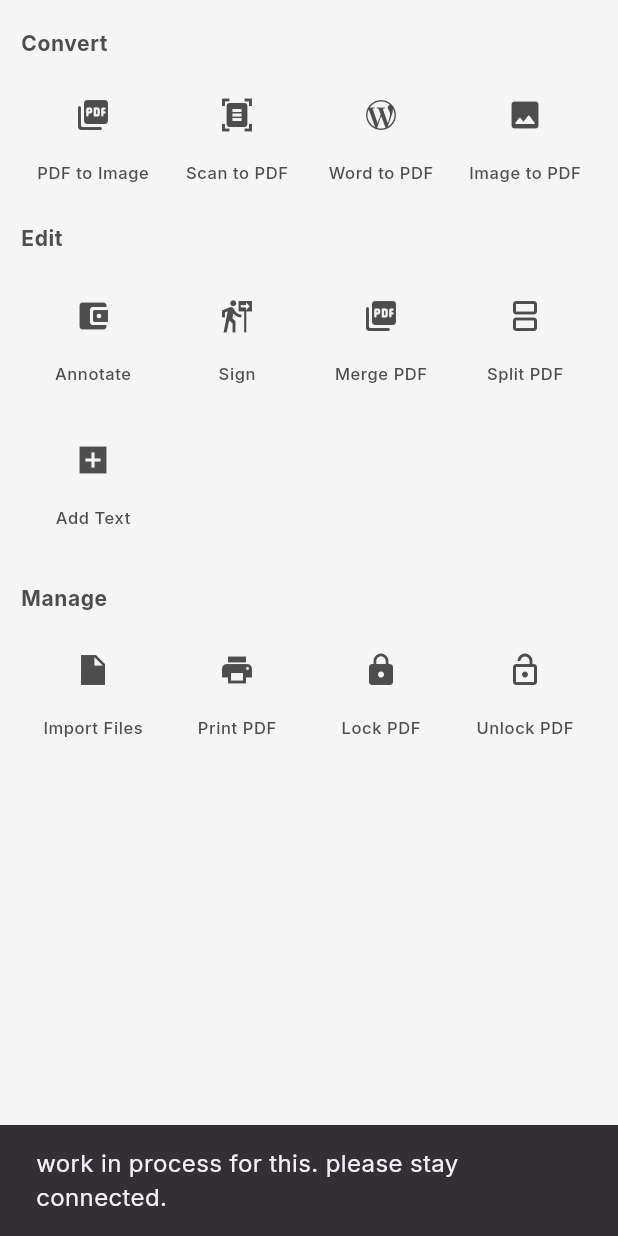
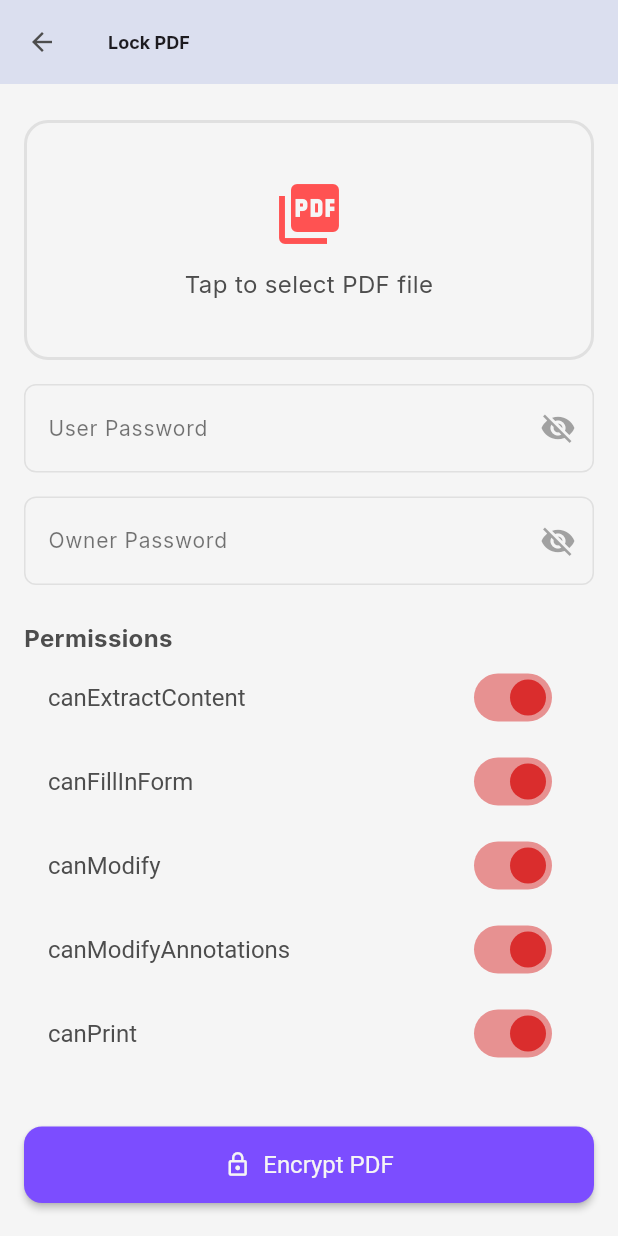
Before and after one commit to Chandan69217/CodeClauseInternship_PDF_Reader, a Flutter app: the ToolsScreen screen opened directly, after a tap on "Lock PDF", on a phone screen of 412 x 824 dp. Run offline on Flutter 3.47's test engine with Material 3 defaults, Android fonts, the phone set to English and light mode, and no system bars; our stand-ins replace awesome_dialog, device_info_plus, file_picker, image_cropper, lottie, open_file and 5 more; missing offline and left inert: external_path, flutter_sharing_intent, pdfx; accounts and stored records are empty; statements that could not run were skipped; project files that could hold a hidden picture were left out.

Commit message:
add pdf lock

```diff
--- /dev/null
+++ b/lib/all_tools/manage_tools/lock_pdf.dart
@@ -0,0 +1,254 @@
+import 'package:file_picker/file_picker.dart';
+import 'package:flutter/material.dart';
+import 'package:pdf_reader/api/stirling_pdf.dart';
+import 'package:pdf_reader/utilities/color_theme.dart';
+import 'package:pdf_reader/widgets/custom_linearprogress_indicator/CustomLinearProgressIndicator.dart';
+import 'package:pdf_reader/widgets/sticky_snackbar/show_snackbar.dart';
+
+class LockPdfScreen extends StatefulWidget {
+  @override
+  _LockPdfScreenState createState() => _LockPdfScreenState();
+}
+
+class _LockPdfScreenState extends State<LockPdfScreen> {
+  PlatformFile? _selectedFile;
+  final TextEditingController _passwordController = TextEditingController();
+  final TextEditingController _ownerPasswordController =
+      TextEditingController();
+  bool _isLoading = false;
+  bool _ownerPasswordObscure = true;
+  bool _userPasswordObscure = true;
+  final GlobalKey<FormState> formState = GlobalKey();
+  ValueNotifier<Map<String, dynamic>> _progress =
+      ValueNotifier<Map<String, dynamic>>(
+          {'progress': 0.0, 'message': 'file uploading..'});
+  static const Map<String, bool> _unHandlesPermission = {
+    'canAssembleDocument': true,
+    'canExtractForAccessibility': true,
+    'canPrintFaithful': true,
+  };
+  Map<String, bool> permissions = {
+    'canExtractContent': true,
+    'canFillInForm': true,
+    'canModify': true,
+    'canModifyAnnotations': true,
+    'canPrint': true,
+  };
+
+  @override
+  Widget build(BuildContext context) {
+    return Scaffold(
+      appBar: AppBar(title: const Text('Lock PDF')),
+      body: Padding(
+        padding: const EdgeInsets.all(16.0),
+        child: SingleChildScrollView(
+          child: Column(
+            crossAxisAlignment: CrossAxisAlignment.start,
+            children: [
+              const SizedBox(
+                height: 8,
+              ),
+              GestureDetector(
+                onTap: _pickFile,
+                child: Builder(
+                  builder: (context) {
+                    final isDark =
+                        Theme.of(context).brightness == Brightness.dark;
+                    return Container(
+                      height: 160,
+                      padding: const EdgeInsets.all(16),
+                      decoration: BoxDecoration(
+                        color: isDark
+                            ? Colors.grey.shade900
+                            : Colors.grey.shade100,
+                        borderRadius: BorderRadius.circular(16),
+                        border: Border.all(
+                          color: isDark
+                              ? Colors.grey.shade700
+                              : Colors.grey.shade300,
+                          width: 2,
+                        ),
+                      ),
+                      child: Center(
+                        child: Column(
+                          mainAxisAlignment: MainAxisAlignment.center,
+                          children: [
+                            Icon(Icons.picture_as_pdf,
+                                size: 48,
+                                color: isDark
+                                    ? Colors.red[200]
+                                    : Colors.redAccent),
+                            const SizedBox(height: 12),
+                            Text(
+                              _selectedFile != null
+                                  ? _selectedFile!.name
+                                  : "Tap to select PDF file",
+                              style: Theme.of(context).textTheme.bodyMedium,
+                              textAlign: TextAlign.center,
+                              maxLines: 2,
+                              overflow: TextOverflow.ellipsis,
+                            ),
+                            if (_selectedFile != null)
+                              Text(
+                                'Size: ${(_selectedFile!.size / 1024).toStringAsFixed(2)} KB',
+                                style: TextStyle(
+                                  fontSize: 12,
+                                  color: isDark
+                                      ? Colors.grey[400]
+                                      : Colors.grey[600],
+                                ),
+                              ),
+                          ],
+                        ),
+                      ),
+                    );
+                  },
+                ),
+              ),
+              const SizedBox(height: 16),
+              Form(
+                key: formState,
+                child: StatefulBuilder(builder: (context, refresh) {
+                  return Column(
+                    children: [
+                      TextFormField(
+                        controller: _passwordController,
+                        obscureText: _userPasswordObscure,
+                        decoration: InputDecoration(
+                            labelText: 'User Password',
+                            suffixIcon: IconButton(
+                                onPressed: () {
+                                  refresh(() {
+                                    _userPasswordObscure =
+                                        !_userPasswordObscure;
+                                  });
+                                },
+                                icon: Icon(_userPasswordObscure
+                                    ? Icons.visibility_off
+                                    : Icons.visibility))),
+                        validator: (value) {
+                          if (value == null || value.isEmpty) {
+                            return 'User password is required';
+                          }
+                          return null;
+                        },
+                      ),
+                      const SizedBox(height: 16),
+                      TextFormField(
+                        controller: _ownerPasswordController,
+                        obscureText: _ownerPasswordObscure,
+                        decoration: InputDecoration(
+                            labelText: 'Owner Password',
+                            suffixIcon: IconButton(
+                                onPressed: () {
+                                  refresh(() {
+                                    _ownerPasswordObscure =
+                                        !_ownerPasswordObscure;
+                                  });
+                                },
+                                icon: Icon(_ownerPasswordObscure
+                                    ? Icons.visibility_off
+                                    : Icons.visibility))),
+                        validator: (value) {
+                          if (value == null || value.isEmpty) {
+                            return 'Owner password is required';
+                          }
+                          return null;
+                        },
+                      ),
+                    ],
+                  );
+                }),
+              ),
+              const SizedBox(height: 24),
+              const Text('Permissions',
+                  style: TextStyle(fontWeight: FontWeight.bold)),
+              ...permissions.keys.map((key) => SwitchListTile(
+                    title: Text(key),
+                    activeColor: ColorTheme.RED,
+                    value: permissions[key]!,
+                    onChanged: (val) {
+                      setState(() => permissions[key] = val);
+                    },
+                  )),
+              const SizedBox(height: 34),
+
+              _isLoading?CustomLinearProgressBar(progress: _progress):SizedBox(
+                width: double.infinity,
+                child: ElevatedButton.icon(
+                  icon: const Icon(Icons.lock_outline),
+                  label: const Text('Encrypt PDF'),
+                  onPressed: _submit,
+                ),
+              ),
+            ],
+          ),
+        ),
+      ),
+    );
+  }
+
+  void _submit() async {
+    if (_selectedFile == null) {
+      ScaffoldMessenger.of(context).showSnackBar(
+        const SnackBar(content: Text("Please select a PDF file")),
+      );
+      return;
+    }
+
+    if (!formState.currentState!.validate()) {
+      return;
+    }
+
+    final data = {
+      'fileInput': _selectedFile!.path,
+      'password': _passwordController.text,
+      'ownerPassword': _ownerPasswordController.text,
+      ...permissions,
+      ..._unHandlesPermission
+    };
+
+    print('value on submit click : ${data.toString()}');
+
+    _progress.value = {'progress': 0.0, 'message': 'file uploading..'};
+    setState(() {
+      _isLoading = true;
+    });
+
+    await StirlingApiService.lockPDF(
+      data: data,
+        progress: _progress,
+        onDownloadComplete: (outputPath)async{
+          if(outputPath != null){
+            await ShowStickySnackbar.showStickySnackBarAndWait(context, outputPath);
+            setState(() {
+              _isLoading = false;
+            });
+          }
+        }
+    );
+  }
+
+  void _pickFile() async {
+    FilePickerResult? result = await FilePicker.platform.pickFiles(
+      type: FileType.custom,
+      allowedExtensions: ['pdf'],
+      withData: true,
+    );
+
+    if (result != null) {
+      final file = result.files.first;
+      final fileExtension = file.extension?.toLowerCase();
+
+      if (fileExtension == 'pdf') {
+        setState(() {
+          _selectedFile = file;
+        });
+      } else {
+        ScaffoldMessenger.of(context).showSnackBar(
+          const SnackBar(content: Text('Only PDF files are allowed.')),
+        );
+      }
+    }
+  }
+}
--- a/lib/api/api_urls.dart
+++ b/lib/api/api_urls.dart
@@ -2,4 +2,5 @@ class APIUrl{
   static const String baseUrl = 'stirlingpdf.io';
   static const String pdfToImage = '/api/v1/convert/pdf/img';
   static const String imageToPDF = '/api/v1/convert/img/pdf';
+  static const String lockPDF = '/api/v1/security/add-password';
 }
--- a/lib/api/stirling_pdf.dart
+++ b/lib/api/stirling_pdf.dart
@@ -76,6 +76,10 @@ class StirlingApiService {
       print('Exception during upload/download: $e');
     }
   }
+
+
+
+
 
 
   static Future<void> convertImageToPDFWithProgress({
@@ -180,6 +184,79 @@ class StirlingApiService {
       yield chunk;
     }
   }
+
+
+
+  static Future<void> lockPDF({
+    required Map<String,dynamic> data,
+    required ValueNotifier<Map<String,dynamic>> progress,
+    required void Function(String? outputPath) onDownloadComplete,
+  }) async {
+    final uri = Uri.https(APIUrl.baseUrl, APIUrl.lockPDF);
+    final file = File(data['fileInput']);
+    final fileLength = await file.length();
+
+    final request = http.MultipartRequest('POST', uri)
+      ..headers.addAll({'accept': '*/*'})
+      ..fields['ownerPassword'] = data['ownerPassword']
+      ..fields['password'] = data['password']
+      ..fields['keyLength'] = '40'
+      ..fields['canAssembleDocument'] = data['canAssembleDocument'].toString()
+      ..fields['canExtractForAccessibility'] = data['canExtractForAccessibility'].toString()
+      ..fields['canExtractContent'] = data['canExtractContent'].toString()
+      ..fields['canFillInForm'] = data['canFillInForm'].toString()
+      ..fields['canModify'] = data['canModify'].toString()
+      ..fields['canModifyAnnotations'] = data['canModifyAnnotations'].toString()
+      ..fields['canPrint'] = data['canPrint'].toString()
+      ..fields['canPrintFaithful'] = data['canPrintFaithful'].toString();
+
+
+    final fileStream = http.ByteStream(
+      _trackUploadProgress(file.openRead(), fileLength, progress),
+    );
+
+    final multipartFile = http.MultipartFile(
+      'fileInput',
+      fileStream,
+      fileLength,
+      filename: file.path.split('/').last,
+      contentType: MediaType('application', 'pdf'),
+    );
+
+    request.files.add(multipartFile);
+
+    try {
+      progress.value = {
+        'progress': 0.5,
+        'message':'converting...'
+      };
+
+      final client = http.Client();
+      try {
+        final streamedResponse = await client.send(request).timeout(Duration(minutes: 5));
+        if (streamedResponse.statusCode == 200) {
+          var outputPath = await SaveFiles.saveToDownloadsWithProgress(
+            streamedResponse,
+            progress,
+          );
+          onDownloadComplete('File Saved: $outputPath');
+        } else {
+          print('server did not response: status code: ${streamedResponse.statusCode},reason: ${streamedResponse.reasonPhrase}');
+          onDownloadComplete('Something went wrong! Please try again');
+        }
+      } catch (e) {
+        print('Exception: ${e.toString()}');
+        onDownloadComplete('Server timeout or did not response!');
+      }
+    } catch (e) {
+      onDownloadComplete('Something went wrong! Please try again');
+      print('Exception during upload/download: $e');
+    }
+  }
+
+
+
+
 }
 
 
--- a/lib/screens/navigation_screens/bottom/tools_screen.dart
+++ b/lib/screens/navigation_screens/bottom/tools_screen.dart
@@ -3,6 +3,7 @@ import 'package:flutter/material.dart';
 import 'package:flutter/rendering.dart';
 import 'package:pdf_reader/all_tools/convert_tools/image_to_pdf.dart';
 import 'package:pdf_reader/all_tools/convert_tools/pdf_to_image.dart';
+import 'package:pdf_reader/all_tools/manage_tools/lock_pdf.dart';
 import 'package:pdf_reader/screens/selection_screen.dart';
 import 'package:pdf_reader/utilities/color_theme.dart';
 
@@ -17,6 +18,9 @@ class ToolsScreen extends StatefulWidget {
 }
 
 class _ToolsScreenState extends State<ToolsScreen> {
+
+
+
   @override
   Widget build(BuildContext context) {
     return Scaffold(
@@ -151,7 +155,9 @@ class _ToolsScreenState extends State<ToolsScreen> {
                 children: <Widget>[
                   _items(iconData: Icons.insert_drive_file_sharp, label: 'Import Files',onTap: _message),
                   _items(iconData: Icons.print, label: 'Print PDF',onTap:()=> Navigator.push(context,MaterialPageRoute(builder: (context)=> SelectionScreen()))),
-                  _items(iconData: Icons.lock, label: 'Lock PDF',onTap: _message),
+                  _items(iconData: Icons.lock, label: 'Lock PDF',onTap: (){
+                    Navigator.of(context).push(MaterialPageRoute(builder: (context)=>LockPdfScreen() ));
+                  }),
                   _items(iconData: Icons.lock_open_outlined, label: 'Unlock PDF',onTap: _message),
                 ]),
           )
--- a/lib/utilities/custom_theme/app_theme/app_theme.dart
+++ b/lib/utilities/custom_theme/app_theme/app_theme.dart
@@ -1,6 +1,7 @@
 import 'package:flutter/material.dart';
 import 'package:pdf_reader/utilities/custom_theme/elevated_btn_theme/elevated_btn_theme.dart';
 import 'package:pdf_reader/utilities/custom_theme/icon_btn_theme/icon_btn_theme.dart';
+import 'package:pdf_reader/utilities/custom_theme/input_decoration_theme/TInputDecorationTheme.dart';
 import 'package:pdf_reader/utilities/custom_theme/list_tile_theme/list_tile_theme.dart';
 import 'package:pdf_reader/utilities/custom_theme/text_sel_theme_data/text_sel_theme_data.dart';
 import 'package:pdf_reader/utilities/custom_theme/text_theme/text_theme.dart';
@@ -28,6 +29,7 @@ class AppTheme{
     popupMenuTheme: TPopupMenuTheme.lightTheme,
     elevatedButtonTheme: ElevatedBtnTheme.light,
     textSelectionTheme: TTextSelectionThemeData.light,
+    inputDecorationTheme: TInputDecorationTheme.light,
     iconButtonTheme: TIconBtnTheme.light,
       iconTheme: const IconThemeData(
           color: ColorTheme.BLACK
@@ -49,6 +51,7 @@ class AppTheme{
     popupMenuTheme: TPopupMenuTheme.darkTheme,
     textSelectionTheme: TTextSelectionThemeData.dark,
     iconButtonTheme: TIconBtnTheme.dark,
+    inputDecorationTheme: TInputDecorationTheme.dark,
     elevatedButtonTheme: ElevatedBtnTheme.dark,
     iconTheme: const IconThemeData(
       color: ColorTheme.WHITE
--- /dev/null
+++ b/lib/utilities/custom_theme/input_decoration_theme/TInputDecorationTheme.dart
@@ -0,0 +1,47 @@
+
+import 'package:flutter/material.dart';
+import 'package:pdf_reader/utilities/custom_theme/text_theme/text_theme.dart';
+
+class TInputDecorationTheme{
+  TInputDecorationTheme._();
+
+  static InputDecorationTheme light =  InputDecorationTheme(
+    labelStyle: TTextTheme.lightTextTheme.bodySmall!.copyWith(
+      color: Colors.black54,
+    ),
+    filled: true,
+    fillColor:  Colors.grey[100],
+    border: OutlineInputBorder(borderRadius: BorderRadius.circular(8)),
+    focusedBorder: const OutlineInputBorder(
+        borderSide: BorderSide(
+            color: Colors.purple,
+            width: 1.2
+        )),
+    enabledBorder: OutlineInputBorder(
+      borderSide: BorderSide(
+        color:  Colors.grey[300]!,
+      ),
+      borderRadius: BorderRadius.circular(8),
+    ),
+  );
+
+  static InputDecorationTheme dark = InputDecorationTheme(
+    labelStyle: TTextTheme.darkTextTheme.bodySmall!.copyWith(
+      color:  Colors.white70,
+    ),
+    filled: true,
+    fillColor: Colors.grey[850],
+    border: OutlineInputBorder(borderRadius: BorderRadius.circular(8)),
+    focusedBorder: const OutlineInputBorder(
+        borderSide: BorderSide(
+            color: Colors.purple,
+            width: 1.2
+        )),
+    enabledBorder: OutlineInputBorder(
+      borderSide: BorderSide(
+        color: Colors.grey[700]!,
+      ),
+      borderRadius: BorderRadius.circular(8),
+    ),
+  );
+}
```
Also changed, not shown: lib/all_tools/convert_tools/pdf_to_image.dart (+0 -17 lines).
